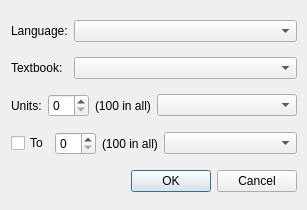
Qt form Old/selectunitsdialog.ui (zwvista/LollyQt) before a commit.
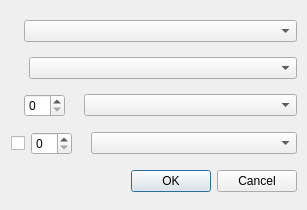
The same form after that commit.

Diff of the .ui file:
```diff
--- a/Old/selectunitsdialog.ui
+++ b/Old/selectunitsdialog.ui
@@ -37,7 +37,7 @@
          </sizepolicy>
         </property>
         <property name="text">
-         <string>Language:</string>
+         <wstring>Language:</wstring>
         </property>
        </widget>
       </item>
@@ -64,7 +64,7 @@
          </sizepolicy>
         </property>
         <property name="text">
-         <string>Textbook:</string>
+         <wstring>Textbook:</wstring>
         </property>
        </widget>
       </item>
@@ -101,7 +101,7 @@
       <item>
        <widget class="QLabel" name="label_3">
         <property name="text">
-         <string>Units:</string>
+         <wstring>Units:</wstring>
         </property>
        </widget>
       </item>
@@ -111,7 +111,7 @@
       <item>
        <widget class="QLabel" name="lblUnitsInAllFrom">
         <property name="text">
-         <string>(100 in all)</string>
+         <wstring>(100 in all)</wstring>
         </property>
        </widget>
       </item>
@@ -132,7 +132,7 @@
       <item>
        <widget class="QCheckBox" name="chkTo">
         <property name="text">
-         <string>To</string>
+         <wstring>To</wstring>
         </property>
        </widget>
       </item>
@@ -142,7 +142,7 @@
       <item>
        <widget class="QLabel" name="lblUnitsInAllTo">
         <property name="text">
-         <string>(100 in all)</string>
+         <wstring>(100 in all)</wstring>
         </property>
        </widget>
       </item>
```
Left out of the diff: 2 changed lines with no effect on the pictures.
